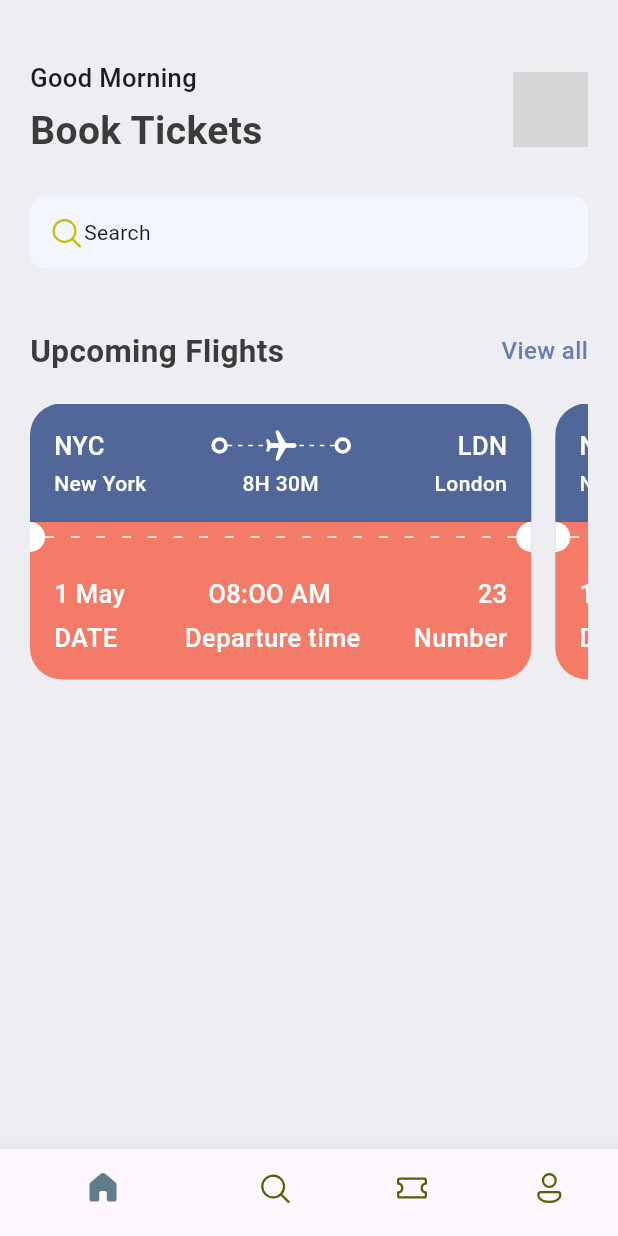
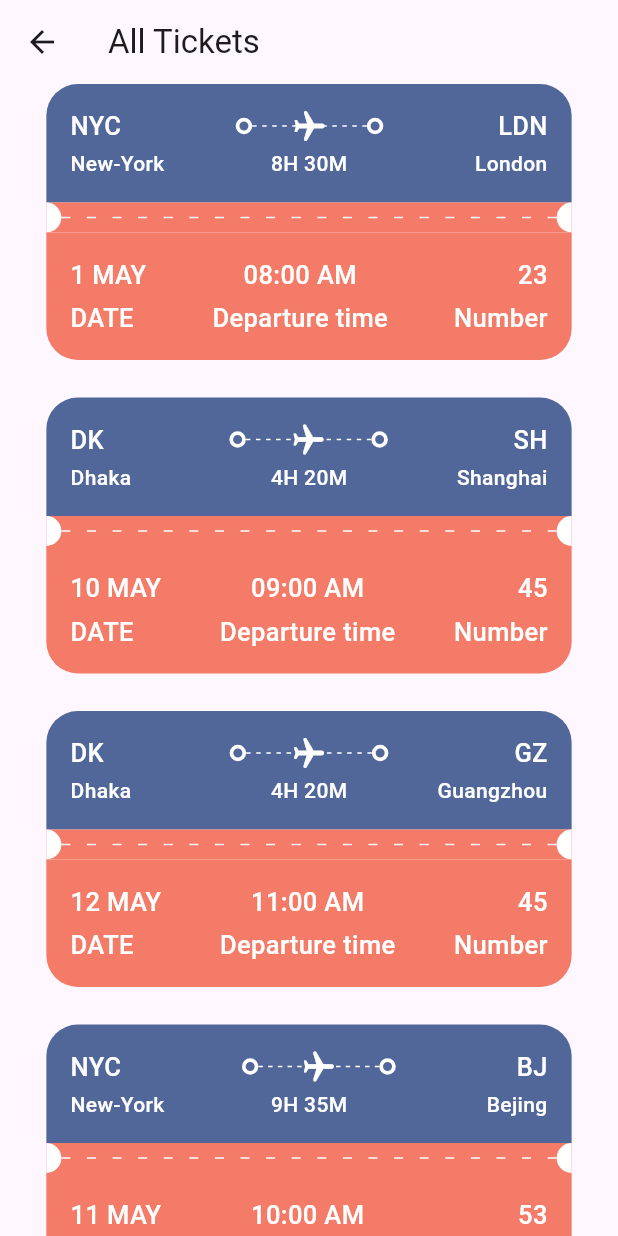
Before and after one commit to ZekariyasT/ticket_app, a Flutter app: the screen it shows after launch, after a tap on "View all", on a phone screen of 412 x 824 dp. Run offline on Flutter 3.47's test engine with Material 3 defaults, Android fonts, the phone set to English and light mode, and no system bars; our stand-ins replace fluentui_icons; grey boxes are pictures that could not be loaded.

Commit message:
here we go

```diff
--- /dev/null
+++ b/lib/Screens/all_tickets.dart
@@ -0,0 +1,31 @@
+import 'package:flutter/material.dart';
+import 'package:ticket_app/base/utils/all_json.dart';
+import 'package:ticket_app/base/widgets/ticket_view.dart';
+
+class AllTickets extends StatelessWidget {
+  const AllTickets({super.key});
+
+  @override
+  Widget build(BuildContext context) {
+    return Scaffold(
+        appBar: AppBar(
+          title: const Text("All Tickets"),
+        ),
+        body: ListView(
+          children: [
+            SingleChildScrollView(
+              child: Column(
+                children: ticketList
+                    .map((singleTicket) => Container(
+                        margin: EdgeInsets.only(bottom: 20),
+                        child: TicketView(
+                          ticket: singleTicket,
+                          wholeScreen: true,
+                        )))
+                    .toList(),
+              ),
+            )
+          ],
+        ));
+  }
+}
--- a/lib/Screens/home_screen.dart
+++ b/lib/Screens/home_screen.dart
@@ -78,22 +78,32 @@ class HomeScreen extends StatelessWidget {
                   const SizedBox(
                     height: 40,
                   ),
-                  const AppDoubleText(
+                  AppDoubleText(
                     bigText: 'Upcoming Flights',
                     smallText: 'View all',
+                    func: () {
+                      Navigator.pushNamed(context, "all_tickets");
+                    },
                   ),
-                  const SizedBox(
-                    height: 20,
-                  ),
+                  const SizedBox(height: 20),
                   SingleChildScrollView(
                     scrollDirection: Axis.horizontal,
                     child: Row(
                       children: ticketList
+                          .take(2)
                           .map((singleTicket) => TicketView(
                                 ticket: singleTicket,
                               ))
                           .toList(),
                     ),
+                  ),
+                  const SizedBox(height: 20),
+                  AppDoubleText(
+                    bigText: 'Hotels',
+                    smallText: 'View all',
+                    func: () {
+                      Navigator.pushNamed(context, "all_tickets");
+                    },
                   ),
                 ],
               ),
--- a/lib/base/utils/all_json.dart
+++ b/lib/base/utils/all_json.dart
@@ -15,4 +15,20 @@ List<Map<String, dynamic>> ticketList = [
     'departure_time': "09:00 AM",
     "number": 45
   },
+  {
+    'from': {'code': "DK", 'name': "Dhaka"},
+    'to': {'code': "GZ", 'name': "Guangzhou"},
+    'flying_time': '4H 20M',
+    'date': "12 MAY",
+    'departure_time': "11:00 AM",
+    "number": 45
+  },
+  {
+    'from': {'code': "NYC", 'name': "New-York"},
+    'to': {'code': "BJ", 'name': "Bejing"},
+    'flying_time': '9H 35M',
+    'date': "11 MAY",
+    'departure_time': "10:00 AM",
+    "number": 53
+  },
 ];
--- a/lib/base/widgets/app_double_text.dart
+++ b/lib/base/widgets/app_double_text.dart
@@ -1,11 +1,16 @@
 import 'package:flutter/material.dart';
+import 'package:ticket_app/Screens/all_tickets.dart';
 import 'package:ticket_app/base/res/styles/app_styles.dart';
 
 class AppDoubleText extends StatelessWidget {
   const AppDoubleText(
-      {super.key, required this.bigText, required this.smallText});
+      {super.key,
+      required this.bigText,
+      required this.smallText,
+      required this.func});
   final String bigText;
   final String smallText;
+  final VoidCallback func;
 
   @override
   Widget build(BuildContext context) {
@@ -17,7 +22,7 @@ class AppDoubleText extends StatelessWidget {
           style: AppStyles.headLineStyle2,
         ),
         InkWell(
-          onTap: () {},
+          onTap: func,
           child: Text(
             smallText,
             style: AppStyles.textStyle.copyWith(
--- a/lib/base/widgets/ticket_view.dart
+++ b/lib/base/widgets/ticket_view.dart
@@ -10,17 +10,20 @@ import 'package:ticket_app/base/widgets/text_style_third.dart';
 
 class TicketView extends StatelessWidget {
   final Map<String, dynamic> ticket;
-  const TicketView({super.key, required this.ticket});
+  final bool wholeScreen;
+  const TicketView({super.key, required this.ticket, this.wholeScreen = false});
 
   @override
   Widget build(BuildContext context) {
     final size = MediaQuery.of(context).size;
     print(size);
+
+    var wholeScreen2 = wholeScreen;
     return SizedBox(
       width: size.width * 0.85,
       height: 189,
       child: Container(
-        margin: const EdgeInsets.only(right: 16),
+        margin: EdgeInsets.only(right: wholeScreen == true ? 0 : 16),
         child: Column(
           children: [
             // Blue part of the ticket
@@ -37,7 +40,7 @@ class TicketView extends StatelessWidget {
                 children: [
                   Row(
                     children: [
-                      const TextStyleThird(text: "NYC"),
+                      TextStyleThird(text: ticket["from"]["code"]),
                       Expanded(child: Container()),
                       const BigDot(),
                       Expanded(
@@ -60,7 +63,7 @@ class TicketView extends StatelessWidget {
                       )),
                       const BigDot(),
                       Expanded(child: Container()),
-                      const TextStyleThird(text: "LDN"),
+                      TextStyleThird(text: ticket["to"]["code"]),
                     ],
                   ),
                   const SizedBox(
@@ -68,15 +71,16 @@ class TicketView extends StatelessWidget {
                   ),
                   Row(
                     children: [
-                      const SizedBox(
-                          width: 100, child: TextStyleFourth(text: "New York")),
+                      SizedBox(
+                          width: 100,
+                          child: TextStyleFourth(text: ticket["from"]["name"])),
                       Expanded(child: Container()),
-                      const TextStyleFourth(text: "8H 30M"),
+                      TextStyleFourth(text: ticket["flying_time"]),
                       Expanded(child: Container()),
-                      const SizedBox(
+                      SizedBox(
                           width: 100,
                           child: TextStyleFourth(
-                            text: "London",
+                            text: ticket["to"]["name"],
                             align: TextAlign.end,
                           )),
                     ],
@@ -113,20 +117,20 @@ class TicketView extends StatelessWidget {
                   bottomRight: Radius.circular(21),
                 ),
               ),
-              child: const Column(children: [
+              child: Column(children: [
                 Row(
                   mainAxisAlignment: MainAxisAlignment.spaceBetween,
                   children: [
                     AppColumnTextLayout(
-                        topText: "1 May ",
+                        topText: ticket["date"],
                         bottomText: "DATE",
                         alignment: CrossAxisAlignment.start),
                     AppColumnTextLayout(
-                        topText: "O8:OO AM ",
+                        topText: ticket["departure_time"],
                         bottomText: "Departure time",
                         alignment: CrossAxisAlignment.center),
                     AppColumnTextLayout(
-                        topText: "23",
+                        topText: ticket["number"].toString(),
                         bottomText: "Number",
                         alignment: CrossAxisAlignment.end),
                   ],
--- a/lib/main.dart
+++ b/lib/main.dart
@@ -1,4 +1,5 @@
 import 'package:flutter/material.dart';
+import 'package:ticket_app/Screens/all_tickets.dart';
 import 'package:ticket_app/base/bottom_nav_bar.dart';
 
 void main() {
@@ -9,9 +10,12 @@ class MyApp extends StatelessWidget {
   const MyApp({super.key});
   @override
   Widget build(BuildContext context) {
-    return const MaterialApp(
-      home: BottomNavBar(),
+    return MaterialApp(
       debugShowCheckedModeBanner: false,
+      routes: {
+        "/": (context) => const BottomNavBar(),
+        "all_tickets": (context) => const AllTickets(),
+      },
     );
   }
 }
```
